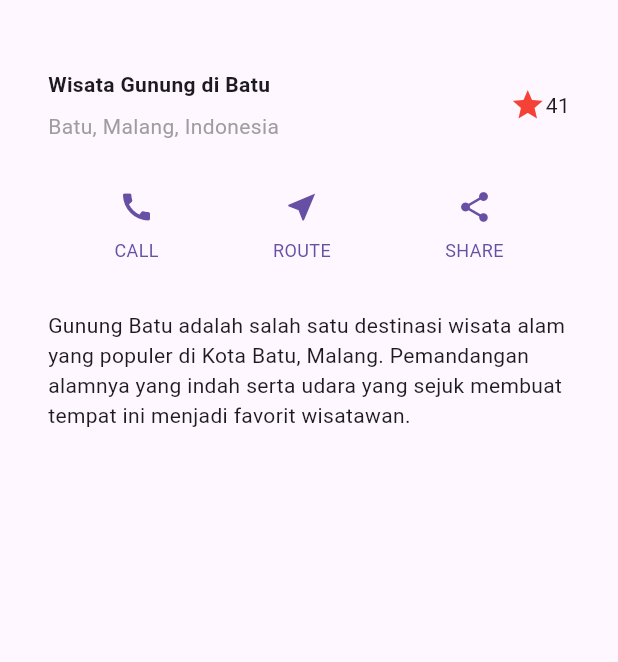
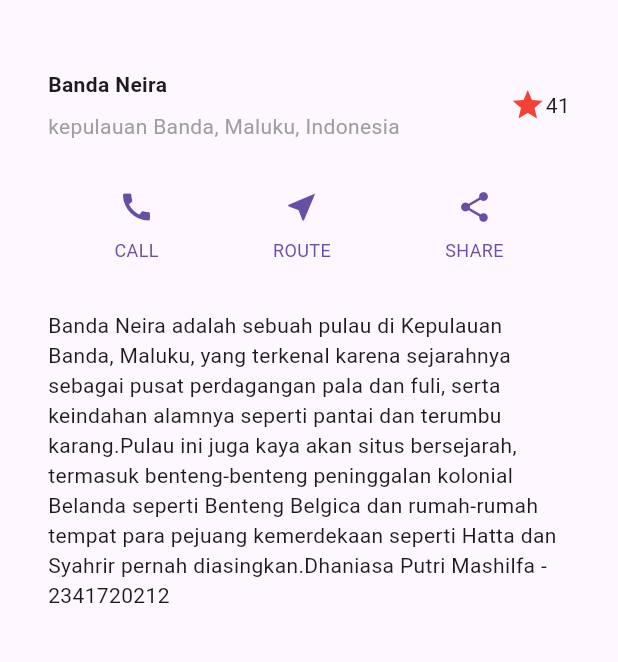
Before and after one commit to dhanisaptrri/mobile2025, a Flutter app: the screen it shows after launch, on a phone screen of 412 x 824 dp, the part 63-725 px from its top. Run offline on Flutter 3.47's test engine with Material 3 defaults, Android fonts, the phone set to English and light mode, and no system bars.

```diff
--- a/Jobsheet6/layout_flutter/lib/main.dart
+++ b/Jobsheet6/layout_flutter/lib/main.dart
@@ -41,12 +41,12 @@ class MyApp extends StatelessWidget {
                 Container(
                   padding: const EdgeInsets.only(bottom: 8),
                   child: const Text(
-                    'Wisata Gunung di Batu',
+                    'Banda Neira',
                     style: TextStyle(fontWeight: FontWeight.bold),
                   ),
                 ),
                 const Text(
-                  'Batu, Malang, Indonesia',
+                  'kepulauan Banda, Maluku, Indonesia',
                   style: TextStyle(color: Colors.grey),
                 ),
               ],
@@ -75,10 +75,9 @@ class MyApp extends StatelessWidget {
     Widget textSection = Container(
       padding: const EdgeInsets.all(32),
       child: const Text(
-        'Gunung Batu adalah salah satu destinasi wisata alam '
-        'yang populer di Kota Batu, Malang. Pemandangan alamnya '
-        'yang indah serta udara yang sejuk membuat tempat ini '
-        'menjadi favorit wisatawan.',
+        'Banda Neira adalah sebuah pulau di Kepulauan Banda, Maluku, yang terkenal karena sejarahnya sebagai pusat perdagangan pala dan fuli, serta keindahan alamnya seperti pantai dan terumbu karang.'
+        'Pulau ini juga kaya akan situs bersejarah, termasuk benteng-benteng peninggalan kolonial Belanda seperti Benteng Belgica dan rumah-rumah tempat para pejuang kemerdekaan seperti Hatta dan Syahrir pernah diasingkan.'
+        'Dhaniasa Putri Mashilfa - 2341720212',
         softWrap: true,
       ),
     );
```
Also changed, not shown: Jobsheet6/layout_flutter/image-3.png (added), Jobsheet6/layout_flutter/image/bandaneira.jpeg (added), 1 other file.
